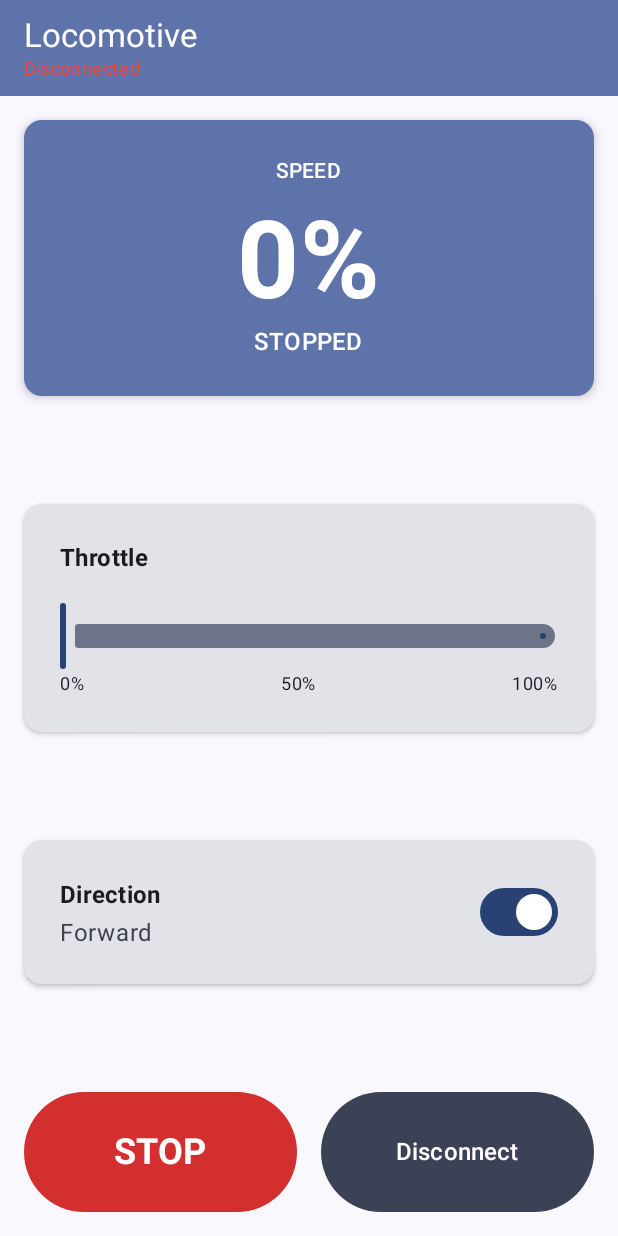
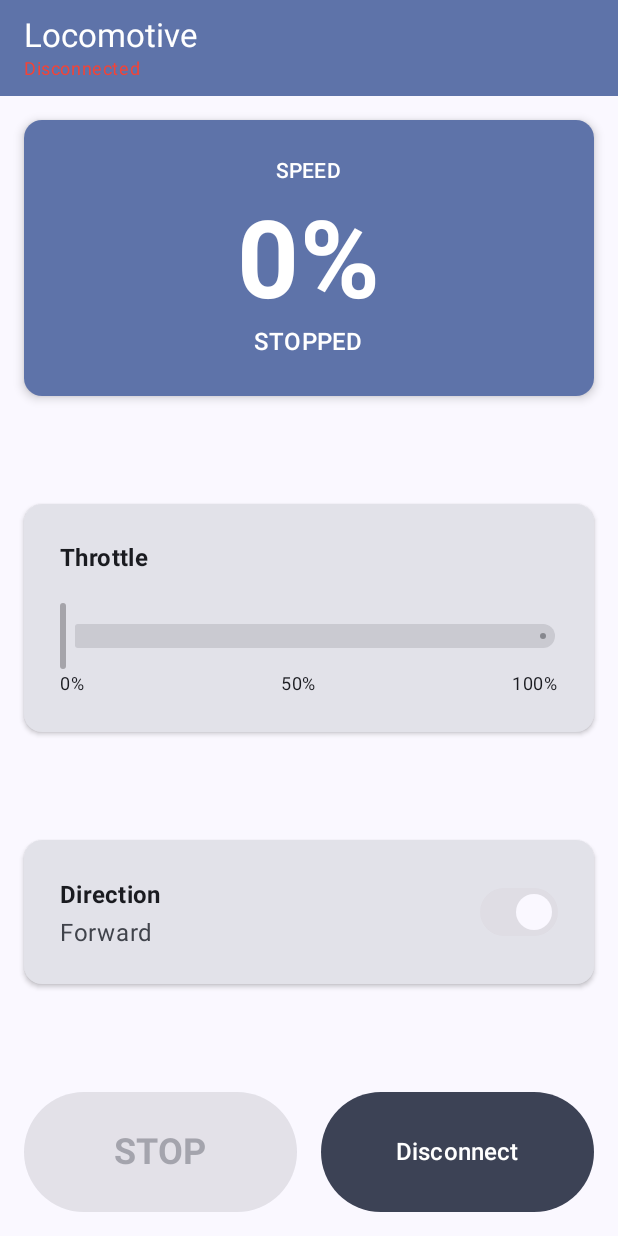
Before and after one commit to winterberryice/lino, an Android app built with Jetpack Compose: the composable ControllerScreen called with empty values, on a phone screen of 412 x 824 dp. Run offline under Robolectric (Android 15) with nearby library versions, the phone set to English and light mode, and no system bars.

Commit message:
Add control service detection and display proper connection status
Changes:
- Added isControlReady state to BleManager to track if FFE0/FFE1
  service/characteristic is available
- Update state when services are discovered after connection
- Expose isControlReady in ControllerViewModel
- Enhanced ControllerScreen status display:
  - "Ready to Control" (green) when control service available
  - "Connected (No Control Service)" (orange) when incompatible
  - Warning card explaining FFE0/FFE1 service missing
- Disable all controls (slider, direction, STOP) when isControlReady=false

This properly explains BLE connection behavior:
- BLE connects without pairing (normal behavior)
- Status shows if device actually supports locomotive control
- Prevents confusion when connecting to incompatible devices

Users can now test with any BLE device and understand why
controls may not work.

```diff
--- a/android/app/src/main/java/com/kacpersledz/lino/ui/controller/ControllerScreen.kt
+++ b/android/app/src/main/java/com/kacpersledz/lino/ui/controller/ControllerScreen.kt
@@ -46,6 +46,7 @@ fun ControllerScreen(
 ) {
     val connectionState by viewModel.connectionState.collectAsState()
     val connectedDevice by viewModel.connectedDevice.collectAsState()
+    val isControlReady by viewModel.isControlReady.collectAsState()
     val speed by viewModel.speed.collectAsState()
     val isForward by viewModel.isForward.collectAsState()
 
@@ -62,16 +63,18 @@ fun ControllerScreen(
                     Column {
                         Text(connectedDevice?.name ?: "Locomotive")
                         Text(
-                            text = when (connectionState) {
-                                ConnectionState.CONNECTED -> "Connected"
-                                ConnectionState.CONNECTING -> "Connecting..."
-                                ConnectionState.DISCONNECTING -> "Disconnecting..."
-                                ConnectionState.DISCONNECTED -> "Disconnected"
+                            text = when {
+                                connectionState == ConnectionState.CONNECTED && isControlReady -> "Ready to Control"
+                                connectionState == ConnectionState.CONNECTED && !isControlReady -> "Connected (No Control Service)"
+                                connectionState == ConnectionState.CONNECTING -> "Connecting..."
+                                connectionState == ConnectionState.DISCONNECTING -> "Disconnecting..."
+                                else -> "Disconnected"
                             },
                             style = MaterialTheme.typography.bodySmall,
-                            color = when (connectionState) {
-                                ConnectionState.CONNECTED -> Color(0xFF4CAF50)
-                                ConnectionState.DISCONNECTED -> Color(0xFFF44336)
+                            color = when {
+                                connectionState == ConnectionState.CONNECTED && isControlReady -> Color(0xFF4CAF50)
+                                connectionState == ConnectionState.CONNECTED && !isControlReady -> Color(0xFFFF9800)
+                                connectionState == ConnectionState.DISCONNECTED -> Color(0xFFF44336)
                                 else -> MaterialTheme.colorScheme.onPrimaryContainer
                             }
                         )
@@ -91,6 +94,36 @@ fun ControllerScreen(
                 .padding(16.dp),
             verticalArrangement = Arrangement.SpaceBetween
         ) {
+            // Warning if device doesn't have control service
+            if (connectionState == ConnectionState.CONNECTED && !isControlReady) {
+                Card(
+                    modifier = Modifier.fillMaxWidth(),
+                    colors = CardDefaults.cardColors(
+                        containerColor = Color(0xFFFF9800).copy(alpha = 0.15f)
+                    )
+                ) {
+                    Column(
+                        modifier = Modifier
+                            .fillMaxWidth()
+                            .padding(16.dp)
+                    ) {
+                        Text(
+                            text = "⚠️ Incompatible Device",
+                            style = MaterialTheme.typography.titleMedium,
+                            fontWeight = FontWeight.Bold,
+                            color = Color(0xFFFF6F00)
+                        )
+                        Spacer(modifier = Modifier.height(8.dp))
+                        Text(
+                            text = "This device doesn't have the locomotive control service (FFE0/FFE1). Controls won't work.",
+                            style = MaterialTheme.typography.bodyMedium,
+                            color = MaterialTheme.colorScheme.onSurface
+                        )
+                    }
+                }
+                Spacer(modifier = Modifier.height(16.dp))
+            }
+
             // Speed display card
             Card(
                 modifier = Modifier.fillMaxWidth(),
@@ -147,6 +180,7 @@ fun ControllerScreen(
                         value = speed.toFloat(),
                         onValueChange = { viewModel.setSpeed(it.toInt()) },
                         valueRange = 0f..100f,
+                        enabled = isControlReady,
                         modifier = Modifier.fillMaxWidth()
                     )
                     Row(
@@ -189,7 +223,8 @@ fun ControllerScreen(
                     }
                     Switch(
                         checked = isForward,
-                        onCheckedChange = { viewModel.setDirection(it) }
+                        onCheckedChange = { viewModel.setDirection(it) },
+                        enabled = isControlReady
                     )
                 }
             }
@@ -204,6 +239,7 @@ fun ControllerScreen(
                 // Emergency stop button
                 Button(
                     onClick = { viewModel.stop() },
+                    enabled = isControlReady,
                     modifier = Modifier
                         .weight(1f)
                         .height(80.dp),
--- a/android/app/src/main/java/com/kacpersledz/lino/ui/controller/ControllerViewModel.kt
+++ b/android/app/src/main/java/com/kacpersledz/lino/ui/controller/ControllerViewModel.kt
@@ -30,6 +30,13 @@ class ControllerViewModel(application: Application) : AndroidViewModel(applicati
             scope = viewModelScope,
             started = SharingStarted.WhileSubscribed(5000),
             initialValue = null
+        )
+
+    val isControlReady: StateFlow<Boolean> = bleManager.isControlReady
+        .stateIn(
+            scope = viewModelScope,
+            started = SharingStarted.WhileSubscribed(5000),
+            initialValue = false
         )
 
     private val _speed = MutableStateFlow(0)
```
Also changed, not shown: android/app/src/main/java/com/kacpersledz/lino/ble/BleManager.kt (+9 -0 lines).
